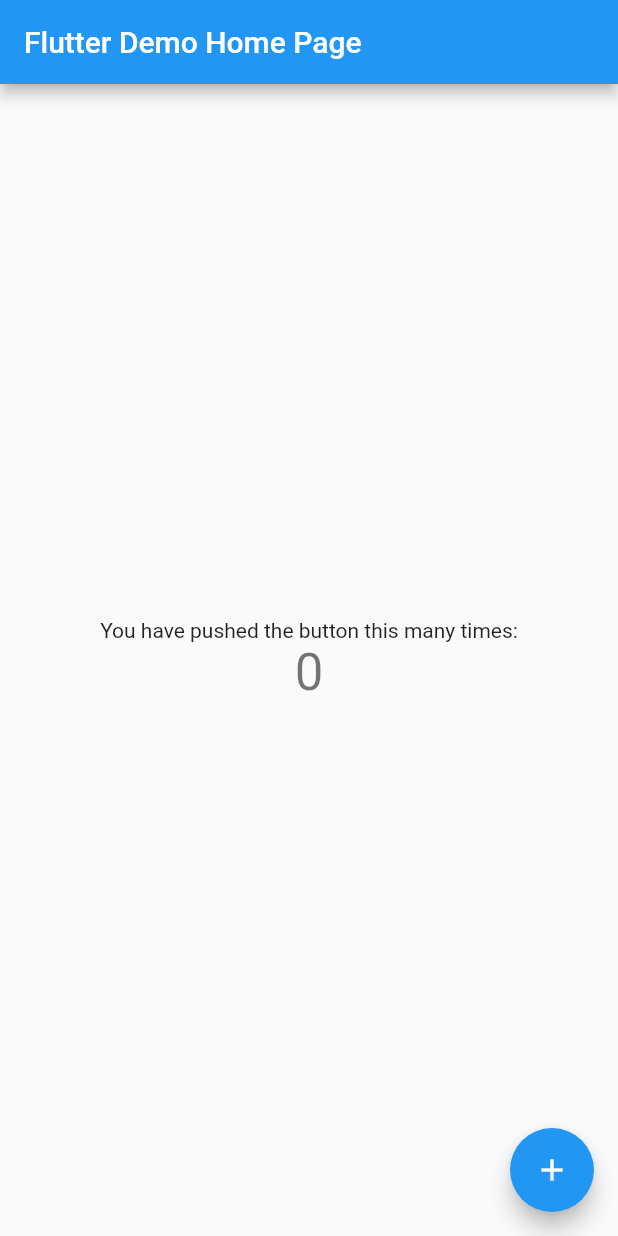
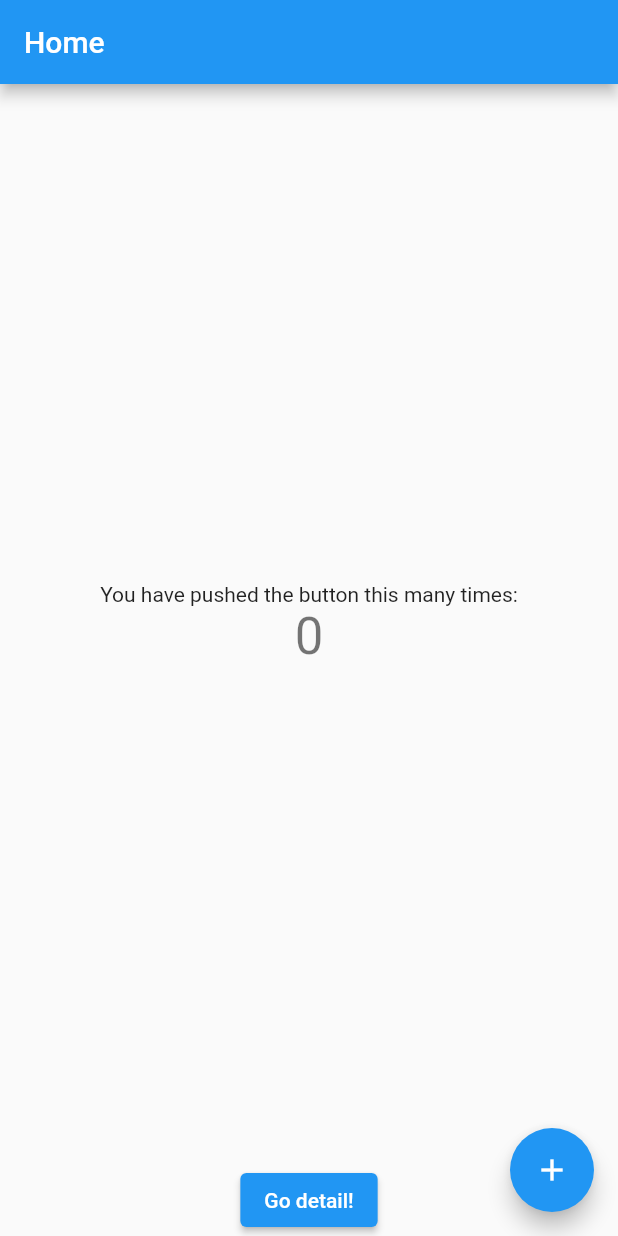
Before and after one commit to shintani-dev/flutter-study, a Flutter app: the screen it shows after launch, on a phone screen of 412 x 824 dp. Run offline on Flutter 3.47's test engine with Material 2 defaults, Android fonts, the phone set to English and light mode, and no system bars; our stand-ins replace go_router, hooks_riverpod.

```diff
--- a/lib/main.dart
+++ b/lib/main.dart
@@ -1,22 +1,43 @@
 import 'package:flutter/material.dart';
 import 'package:hooks_riverpod/hooks_riverpod.dart';
 import 'provider.dart';
+import 'package:go_router/go_router.dart';
+import 'detail.dart';
 
 void main() {
   runApp(const ProviderScope(child: MyApp()));
 }
+
+final GoRouter _router = GoRouter(
+  routes: <RouteBase>[
+    GoRoute(
+      path: '/',
+      builder: (BuildContext context, GoRouterState state) {
+        return const MyHomePage(title: 'Home');
+      },
+      routes: <RouteBase>[
+        GoRoute(
+          path: 'details',
+          builder: (BuildContext context, GoRouterState state) {
+            return const Detail(title: 'Detail');
+          },
+        ),
+      ],
+    ),
+  ],
+);
 
 class MyApp extends StatelessWidget {
   const MyApp({super.key});
 
   @override
   Widget build(BuildContext context) {
-    return MaterialApp(
+    return MaterialApp.router(
       title: 'Flutter Demo',
       theme: ThemeData(
         primarySwatch: Colors.blue,
       ),
-      home: const MyHomePage(title: 'Flutter Demo Home Page'),
+      routerConfig: _router,
     );
   }
 }
@@ -34,7 +55,9 @@ class MyHomePage extends HookConsumerWidget {
       appBar: AppBar(
         title: Text(title),
       ),
-      body: Center(
+      body: SafeArea(child: Column(
+        children: <Widget>[
+          Expanded(child: Center(
             child: Column(
               mainAxisAlignment: MainAxisAlignment.center,
               children: <Widget>[
@@ -47,7 +70,15 @@ class MyHomePage extends HookConsumerWidget {
                 ),
               ],
             ),
+          ),),
+          Align(
+            alignment: Alignment.bottomCenter,
+            child: ElevatedButton(
+                onPressed: () => context.go('/details'),
+                child: const Text('Go detail!')),
           ),
+        ],
+      ),),
       floatingActionButton: FloatingActionButton(
         onPressed: () => ref.read(counterProvider.notifier).increment(),
         tooltip: 'Increment',
--- a/pubspec.yaml
+++ b/pubspec.yaml
@@ -31,6 +31,7 @@ dependencies:
   flutter:
     sdk: flutter
   hooks_riverpod: ^2.1.1
+  go_router: ^6.5.8
 
   # The following adds the Cupertino Icons font to your application.
   # Use with the CupertinoIcons class for iOS style icons.
```
Also changed, not shown: lib/detail.dart (added, +46 -0 lines), pubspec.lock. Lines whose indentation alone changed are shown as unchanged.
